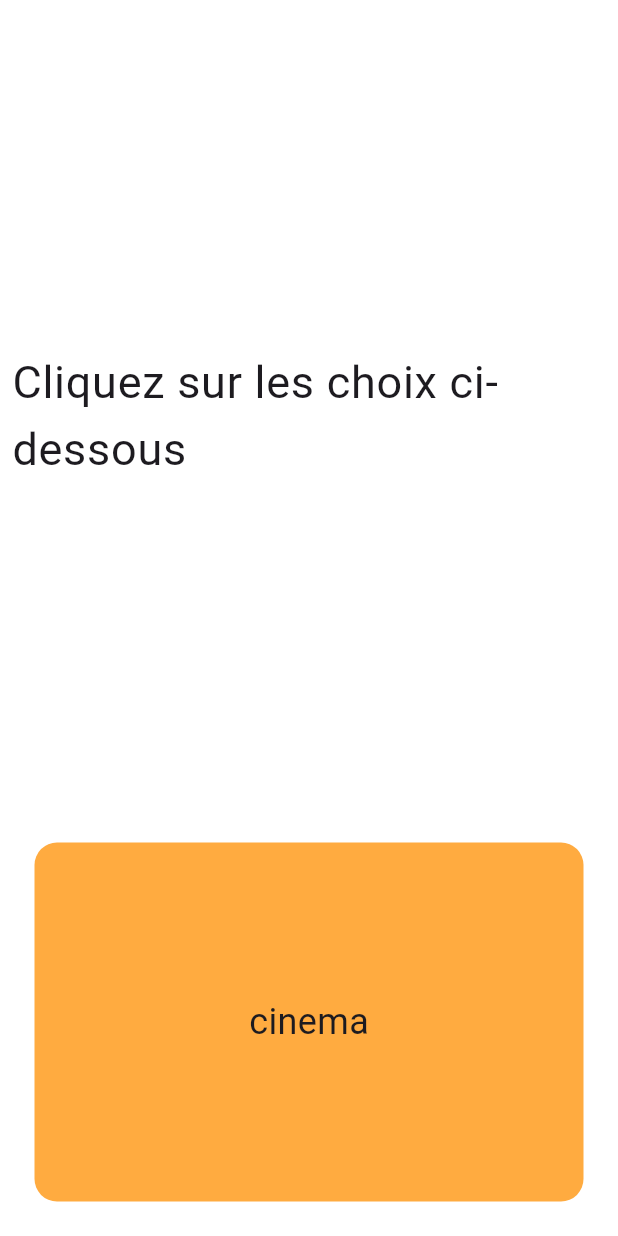
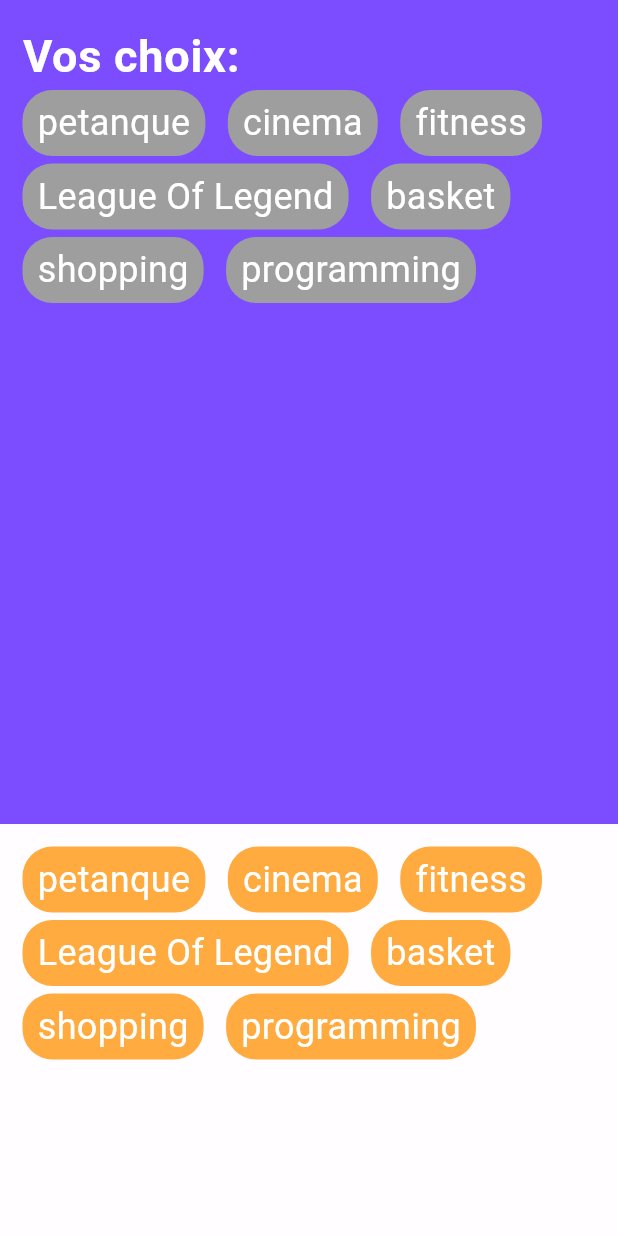
Before and after one commit to halimatou-cpu/tp_note_flutter_2023, a Flutter app: the screen it shows after launch, on a phone screen of 412 x 824 dp. Run offline on Flutter 3.47's test engine with Material 2 defaults, Android fonts, the phone set to English and light mode, and no system bars.

Commit message:
style okay

```diff
--- a/lib/choice_item.dart
+++ b/lib/choice_item.dart
@@ -5,20 +5,21 @@ class ChoiceItem extends StatelessWidget {
       : super(key: key);
 
   final String itemText;
-  Color? color = Colors.grey;
+  Color? color;
   final VoidCallback? onPressed;
 
   @override
   Widget build(BuildContext context) {
-    return GestureDetector(
-      onTap: onPressed,
-      child: Container(
-        decoration: BoxDecoration(
-          color: color,
-          borderRadius: BorderRadius.circular(15.0),
+    return Container(
+      decoration: BoxDecoration(
+        color: color ?? Colors.grey,
+        borderRadius: BorderRadius.circular(20.0)
+      ),
+      child: Padding(
+        padding: const EdgeInsets.symmetric(
+          horizontal: 10.0,
+          vertical: 5.0,
         ),
-        padding: const EdgeInsets.symmetric(horizontal: 12.0, vertical: 8.0),
-        alignment: Alignment.center,
         child: Text(
           itemText,
           style: Theme.of(context).textTheme.bodyMedium,
@@ -27,14 +28,3 @@ class ChoiceItem extends StatelessWidget {
     );
   }
 }
-
-/*
-  return Container(
-      height: 30,
-      width: 30,
-      decoration: const BoxDecoration(
-        shape: BoxShape.circle,
-        color: Colors.red,
-      ),
-    );
-*/
--- a/lib/footer.dart
+++ b/lib/footer.dart
@@ -2,27 +2,26 @@ import 'package:flutter/material.dart';
 import 'package:tp_note/choice_item.dart';
 
 class Footer extends StatelessWidget {
-  Footer({Key? key}) : super(key: key);
+  const Footer({Key? key, required this.availableChoices}) : super(key: key);
 
-  List<String> choices = [
-    "cinema",
-    "petanque",
-    "fitness",
-    "League Of Legend",
-    "basket",
-    "shopping",
-    "programming",
-  ];
+  final List<String> availableChoices;
 
   @override
   Widget build(BuildContext context) {
-    return Padding(
-      padding: const EdgeInsets.all(15.0),
-      child: Container(
-        color: Colors.white,
-        child: ChoiceItem(
-          itemText: choices[0],
-          color: Colors.orangeAccent,
+    return Container(
+      color: Colors.white70,
+      child: Padding(
+        padding: const EdgeInsets.all(15.0),
+        child: Wrap(
+          direction: Axis.horizontal,
+          spacing: 15, // horizontal spacing
+          runSpacing: 5, // vertical spacing
+          children: availableChoices.map((choice) =>
+              ChoiceItem(
+                itemText: choice,
+                color: Colors.orangeAccent,
+              ),
+          ).toList(),
         ),
       ),
     );
--- a/lib/header.dart
+++ b/lib/header.dart
@@ -1,21 +1,33 @@
 import 'package:flutter/material.dart';
 
+import 'choice_item.dart';
+
 class Header extends StatelessWidget {
-  const Header({Key? key, required this.choices}) : super(key: key);
+  const Header({Key? key, required this.selectedChoices}) : super(key: key);
 
-  final List<String> choices;
+  final List<String> selectedChoices;
 
   @override
   Widget build(BuildContext context) {
-    if (choices.isEmpty) {
-      return Center(
-          child: Text(
-            "Cliquez sur les choix ci-dessous",
-            style: Theme
-                .of(context)
-                .textTheme
-                .bodyLarge,
-          )
+    if (selectedChoices.isEmpty) {
+      return Container(
+        color: Colors.deepPurpleAccent,
+        child: Padding(
+          padding: const EdgeInsets.all(15.0),
+          child: Column(
+            crossAxisAlignment: CrossAxisAlignment.start,
+            children: [
+              Text(
+                "Vos choix: ",
+                style: Theme.of(context).textTheme.bodyLarge,
+              ),
+              Text(
+                "Cliquez sur les choix en dessous !",
+                style: Theme.of(context).textTheme.bodyMedium,
+              ),
+            ],
+          ),
+        ),
       );
     }
 
@@ -23,22 +35,26 @@ class Header extends StatelessWidget {
       color: Colors.deepPurpleAccent,
       child: Padding(
         padding: const EdgeInsets.all(15.0),
-        child: Container(
-          color: Colors.pink,
-          child: Column(
-            children: [
-              Text(
-                "Vos choix: ",
-                style: Theme
-                    .of(context)
-                    .textTheme
-                    .bodyLarge,
-              )
-            ],
-          ),
+        child: Column(
+          crossAxisAlignment: CrossAxisAlignment.start,
+          children: [
+            Text(
+              "Vos choix: ",
+              style: Theme.of(context).textTheme.bodyLarge,
+            ),
+            Wrap(
+              direction: Axis.horizontal,
+              spacing: 15, // horizontal spacing
+              runSpacing: 5, // vertical spacing
+              children: selectedChoices.map((choice) =>
+                  ChoiceItem(
+                    itemText: choice,
+                  ),
+              ).toList(),
+            ),
+          ],
         ),
       ),
     );
   }
-
 }
--- a/lib/main.dart
+++ b/lib/main.dart
@@ -18,11 +18,17 @@ class MyApp extends StatelessWidget {
       theme: ThemeData(
           useMaterial3: true,
           textTheme: const TextTheme(
+            bodySmall: TextStyle(
+              fontSize: 18,
+            ),
             bodyMedium: TextStyle(
               fontSize: 24,
+              color: Colors.white,
             ),
             bodyLarge: TextStyle(
               fontSize: 30,
+              fontWeight: FontWeight.bold,
+              color: Colors.white,
             ),
           )),
       home: const MyHomePage(),
@@ -38,23 +44,33 @@ class MyHomePage extends StatefulWidget {
 }
 
 class _MyHomePageState extends State<MyHomePage> {
+  List<String> availableChoices = [
+    "petanque",
+    "cinema",
+    "fitness",
+    "League Of Legend",
+    "basket",
+    "shopping",
+    "programming",
+  ];
+
+  List<String> selectedChoices = [];
+
   @override
   Widget build(BuildContext context) {
-    return SafeArea(
-      /*child: Placeholder(
-        color: Colors.pink,
-      ), */
-      child: Padding(
-        padding: const EdgeInsets.all(8.0),
+    return Scaffold(
+      //backgroundColor: Colors.white,
+      body: SafeArea(
         child: Column(
           crossAxisAlignment: CrossAxisAlignment.stretch,
           children: [
-            const Expanded(
+            Expanded(
               flex: 2,
-              child: Header(choices: []),
+              child: Header(selectedChoices: availableChoices),
+              //child: Header(selectedChoices: []),
             ),
             Expanded(
-              child: Footer(),
+              child: Footer(availableChoices: availableChoices),
             ),
           ],
         ),
```
